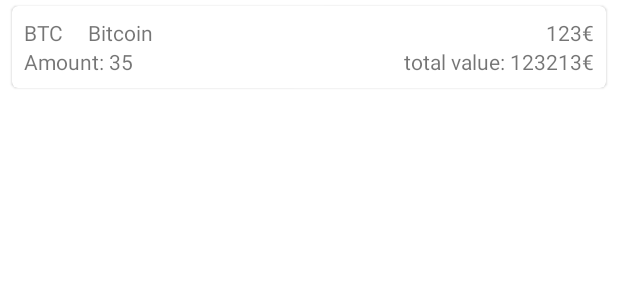
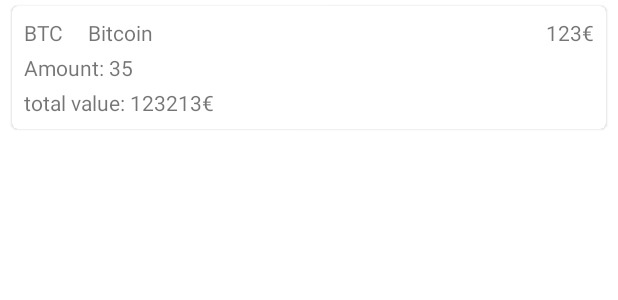
Before and after one commit to TimSta82/coinOracle, an Android app: the layout list_item_portfolio_myasset.xml on its own in the app's theme, with its tools: preview values and no code run, on a phone screen of 412 x 824 dp. Shown: the top 300 px of the screen. Run offline under Robolectric (Android 15) with nearby library versions, the phone set to English and light mode, and no system bars; network calls fail; Roboto replaces fonts that are not available here.

Commit message:
portfolio: Display portfolio with possessed assets, with current asset values

```diff
--- a/app/src/main/java/de/timbo/coinOracle/database/dao/AssetsDao.kt
+++ b/app/src/main/java/de/timbo/coinOracle/database/dao/AssetsDao.kt
@@ -1,14 +1,14 @@
 package de.timbo.coinOracle.database.dao
 
-import androidx.lifecycle.LiveData
 import androidx.room.Dao
 import androidx.room.Query
 import de.timbo.coinOracle.database.model.AssetEntity
+import kotlinx.coroutines.flow.Flow
 
 @Dao
 abstract class AssetsDao : BaseDao<AssetEntity>() {
 
     @Query("SELECT * FROM AssetEntity")
-    abstract fun watchAll(): LiveData<List<AssetEntity>>
+    abstract fun watchAll(): Flow<List<AssetEntity>>
 
 }
--- a/app/src/main/java/de/timbo/coinOracle/database/dao/PortfolioDao.kt
+++ b/app/src/main/java/de/timbo/coinOracle/database/dao/PortfolioDao.kt
@@ -1,15 +1,15 @@
 package de.timbo.coinOracle.database.dao
 
-import androidx.lifecycle.LiveData
 import androidx.room.Dao
 import androidx.room.Query
 import de.timbo.coinOracle.database.model.PortfolioEntity
+import kotlinx.coroutines.flow.Flow
 
 @Dao
 abstract class PortfolioDao : BaseDao<PortfolioEntity>() {
 
     @Query("SELECT * FROM PortfolioEntity")
-    abstract fun watchPortfolio(): LiveData<PortfolioEntity>
+    abstract fun watchPortfolio(): Flow<PortfolioEntity>
 
     @Query("SELECT * FROM PortfolioEntity")
     abstract suspend fun getPortfolio(): PortfolioEntity
--- a/app/src/main/java/de/timbo/coinOracle/repositories/AssetsRepository.kt
+++ b/app/src/main/java/de/timbo/coinOracle/repositories/AssetsRepository.kt
@@ -1,9 +1,9 @@
 package de.timbo.coinOracle.repositories
 
-import androidx.lifecycle.LiveData
 import de.timbo.coinOracle.database.dao.AssetsDao
 import de.timbo.coinOracle.database.model.AssetEntity
 import de.timbo.coinOracle.model.Asset
+import kotlinx.coroutines.flow.Flow
 import kotlinx.coroutines.launch
 import org.koin.core.component.inject
 
@@ -21,5 +21,5 @@ class AssetsRepository : BaseRepository() {
         }
     }
 
-    fun watchAllAssets(): LiveData<List<AssetEntity>> = assetDao.watchAll()
+    fun watchAllAssets(): Flow<List<AssetEntity>> = assetDao.watchAll()
 }
--- a/app/src/main/java/de/timbo/coinOracle/repositories/PortfolioRepository.kt
+++ b/app/src/main/java/de/timbo/coinOracle/repositories/PortfolioRepository.kt
@@ -1,8 +1,8 @@
 package de.timbo.coinOracle.repositories
 
-import androidx.lifecycle.LiveData
 import de.timbo.coinOracle.database.dao.PortfolioDao
 import de.timbo.coinOracle.database.model.PortfolioEntity
+import kotlinx.coroutines.flow.Flow
 import kotlinx.coroutines.launch
 import org.koin.core.component.inject
 
@@ -10,7 +10,7 @@ class PortfolioRepository : BaseRepository() {
 
     private val portfolioDao by inject<PortfolioDao>()
 
-    fun watchPortfolio(): LiveData<PortfolioEntity> = portfolioDao.watchPortfolio()
+    fun watchPortfolio(): Flow<PortfolioEntity> = portfolioDao.watchPortfolio()
 
     suspend fun getPortfolio(): PortfolioEntity = portfolioDao.getPortfolio()
 
--- a/app/src/main/java/de/timbo/coinOracle/ui/MainActivity.kt
+++ b/app/src/main/java/de/timbo/coinOracle/ui/MainActivity.kt
@@ -1,6 +1,5 @@
 package de.timbo.coinOracle.ui
 
-import android.app.AlertDialog
 import android.os.Bundle
 import android.widget.Toast
 import androidx.activity.viewModels
@@ -38,7 +37,7 @@ class MainActivity : BaseActivity() {
         viewModel.euroFailure.observe(this) { showError("Failed loading currency exchange rate") }
         viewModel.assetsFailure.observe(this) { showError("Failed loading assets") }
         viewModel.portfolio.observe(this) { portfolioEntity -> Logger.debug("Portfolio: $portfolioEntity") }
-        viewModel.portFolioFailure.observe(this) { showError("Failed loading assets") }
+        viewModel.portFolioFailure.observe(this) { showError("Unable to buy something") }
     }
 
     private fun showError(message: String) {
--- a/app/src/main/java/de/timbo/coinOracle/usecases/BuyAssetUseCase.kt
+++ b/app/src/main/java/de/timbo/coinOracle/usecases/BuyAssetUseCase.kt
@@ -14,7 +14,7 @@ class BuyAssetUseCase : BaseUseCase() {
         val portfolio = portfolioRepository.getPortfolio()
         return if (portfolio.budget >= budget) {
             var amount = budget / asset.priceEuro.toDouble()
-            val oldAsset = portfolio.myAssets.find { myAsset -> myAsset.id == asset.id }
+            val oldAsset = portfolio.myAssets.find { myAsset -> myAsset.asset.id == asset.id }
             if (oldAsset != null) {
                 amount += oldAsset.amount
             }
--- a/app/src/main/java/de/timbo/coinOracle/usecases/WatchPortfolioFromDbUseCase.kt
+++ b/app/src/main/java/de/timbo/coinOracle/usecases/WatchPortfolioFromDbUseCase.kt
@@ -1,13 +1,13 @@
 package de.timbo.coinOracle.usecases
 
-import androidx.lifecycle.LiveData
 import de.timbo.coinOracle.database.model.PortfolioEntity
 import de.timbo.coinOracle.repositories.PortfolioRepository
+import kotlinx.coroutines.flow.Flow
 import org.koin.core.component.inject
 
 class WatchPortfolioFromDbUseCase : BaseUseCase() {
 
     private val portfolioRepository by inject<PortfolioRepository>()
 
-    fun call(): LiveData<PortfolioEntity> = portfolioRepository.watchPortfolio()
+    fun call(): Flow<PortfolioEntity> = portfolioRepository.watchPortfolio()
 }
--- a/app/src/main/res/layout/list_item_portfolio_myasset.xml
+++ b/app/src/main/res/layout/list_item_portfolio_myasset.xml
@@ -13,14 +13,14 @@
 
     <androidx.constraintlayout.widget.ConstraintLayout
         android:layout_width="match_parent"
-        android:padding="@dimen/one_grid_unit"
-        android:layout_height="wrap_content">
+        android:layout_height="wrap_content"
+        android:padding="@dimen/one_grid_unit">
 
         <TextView
             android:id="@+id/item_portfolio_asset_symbol_Tv"
+            style="@style/Text"
             android:layout_width="wrap_content"
             android:layout_height="wrap_content"
-            style="@style/Text"
             app:layout_constraintStart_toStartOf="parent"
             app:layout_constraintTop_toTopOf="parent"
             tools:text="BTC" />
@@ -31,13 +31,13 @@
             android:layout_width="0dp"
             android:layout_height="wrap_content"
             android:layout_marginStart="@dimen/two_grid_unit"
-            app:layout_constraintBottom_toTopOf="@+id/item_portfolio_asset_amount_Tv"
+            app:layout_constraintBottom_toBottomOf="@+id/item_portfolio_asset_symbol_Tv"
             app:layout_constraintStart_toEndOf="@+id/item_portfolio_asset_symbol_Tv"
             app:layout_constraintTop_toTopOf="@+id/item_portfolio_asset_symbol_Tv"
             tools:text="Bitcoin" />
 
         <TextView
-            android:id="@+id/item_portfolio_asset_value_Tv"
+            android:id="@+id/item_portfolio_current_asset_value_Tv"
             style="@style/Text"
             android:layout_width="wrap_content"
             android:layout_height="wrap_content"
@@ -48,19 +48,22 @@
 
         <TextView
             android:id="@+id/item_portfolio_asset_amount_Tv"
+            style="@style/Text"
             android:layout_width="wrap_content"
             android:layout_height="wrap_content"
-            app:layout_constraintBottom_toBottomOf="parent"
+            android:layout_marginTop="@dimen/half_grid_unit"
             app:layout_constraintStart_toStartOf="@+id/item_portfolio_asset_symbol_Tv"
             app:layout_constraintTop_toBottomOf="@+id/item_portfolio_asset_symbol_Tv"
             tools:text="Amount: 35" />
 
         <TextView
             android:id="@+id/item_portfolio_asset_cumulated_value_Tv"
+            style="@style/Text"
             android:layout_width="wrap_content"
             android:layout_height="wrap_content"
-            app:layout_constraintEnd_toEndOf="@+id/item_portfolio_asset_value_Tv"
-            app:layout_constraintTop_toBottomOf="@+id/item_portfolio_asset_value_Tv"
+            android:layout_marginTop="@dimen/half_grid_unit"
+            app:layout_constraintStart_toStartOf="@+id/item_portfolio_asset_amount_Tv"
+            app:layout_constraintTop_toBottomOf="@+id/item_portfolio_asset_amount_Tv"
             tools:text="total value: 123213€" />
 
     </androidx.constraintlayout.widget.ConstraintLayout>
```
Also changed, not shown: app/src/main/java/de/timbo/coinOracle/extensions/AndroidExtensions.kt (+16 -0 lines), app/src/main/java/de/timbo/coinOracle/model/MyAsset.kt (+8 -10 lines), app/src/main/java/de/timbo/coinOracle/model/PortfolioWithCurrentAssetPrices.kt (added, +8 -0 lines), app/src/main/java/de/timbo/coinOracle/ui/assets/AssetsViewModel.kt (+2 -48 lines), app/src/main/java/de/timbo/coinOracle/ui/portfolio/PortfolioAdapter.kt (+16 -7 lines), app/src/main/java/de/timbo/coinOracle/ui/portfolio/PortfolioFragment.kt (+4 -3 lines), app/src/main/java/de/timbo/coinOracle/ui/portfolio/PortfolioViewModel.kt (+6 -3 lines), app/src/main/java/de/timbo/coinOracle/usecases/WatchAssetsFromDbUseCase.kt (+6 -9 lines), app/src/main/java/de/timbo/coinOracle/usecases/WatchPortfolioWithCurrentAssetPricesFromDbUseCase.kt (+7 -25 lines).
